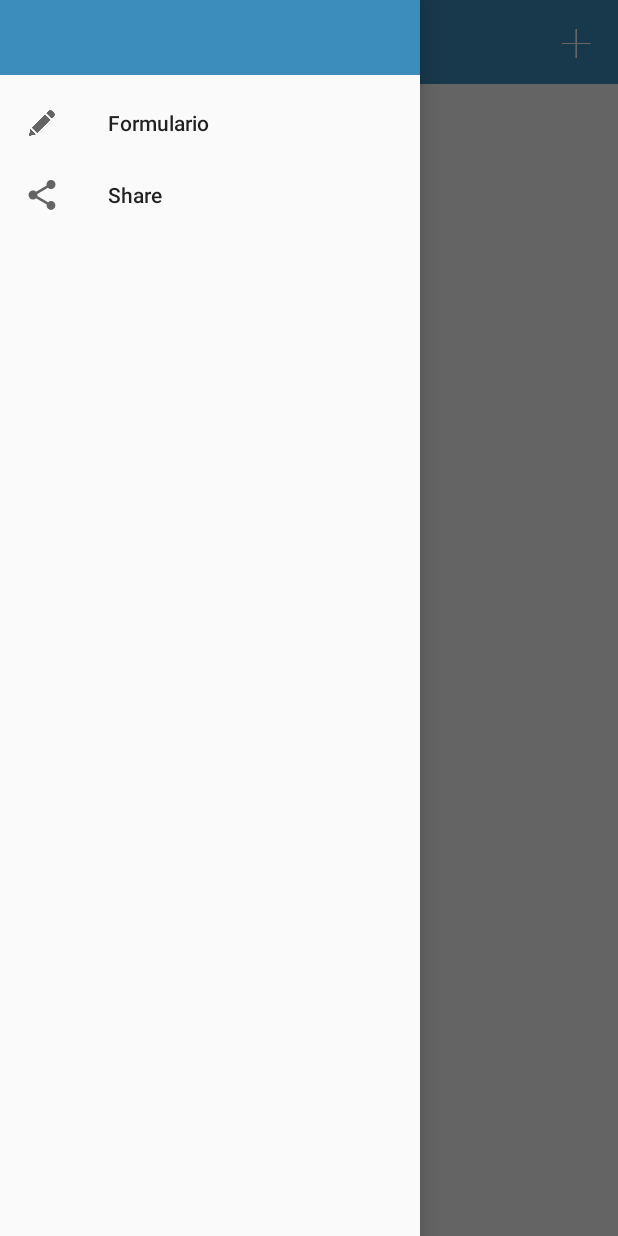
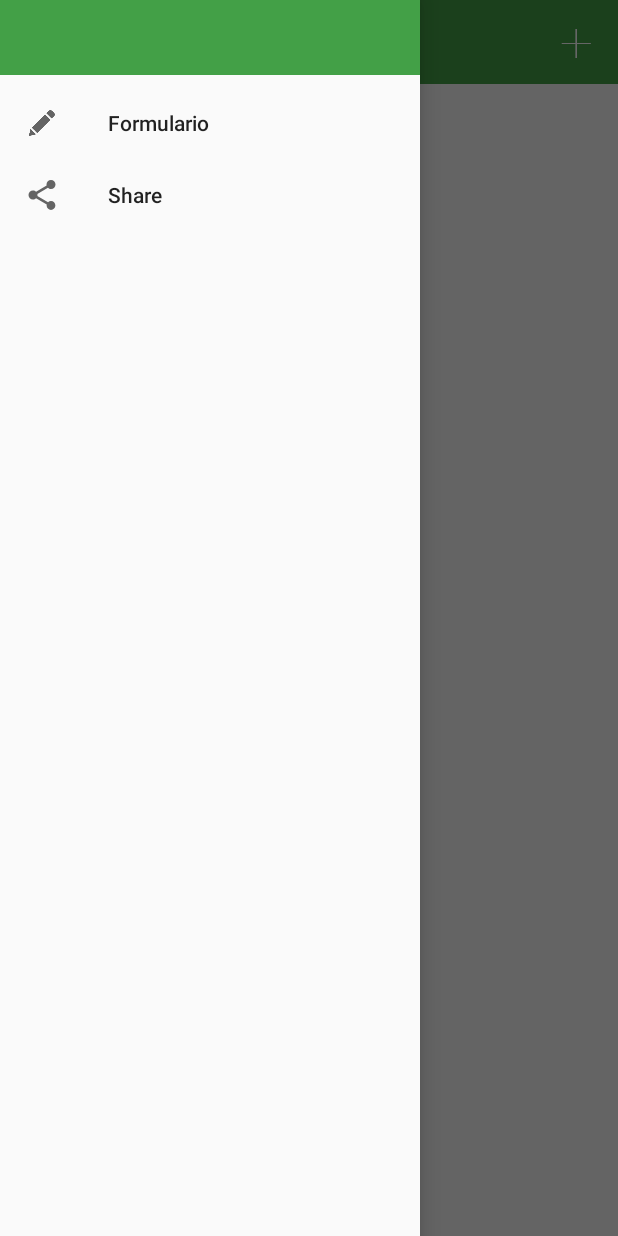
Before and after one commit to uiliannn/Agrisense, an Android app: the MainActivity screen opened directly, with no data from a screen before it, with the side drawer open, on a phone screen of 412 x 824 dp. Run offline under Robolectric (Android 15) with nearby library versions, the light colour scheme and no system bars; Roboto replaces fonts that are not available here; 6 statements that could not run were skipped.

Commit message:
Add icon and colors

```diff
--- a/app/src/main/java/startup/androidapp/agrisense/formulario/Controllers/SplashController.java
+++ b/app/src/main/java/startup/androidapp/agrisense/formulario/Controllers/SplashController.java
@@ -19,7 +19,7 @@ public class SplashController {
         Thread timerThread = new Thread() {
             public void run() {
                 try {
-                    sleep(3000);
+                    sleep(5000);
                 }
                 catch (InterruptedException e) {
                     e.printStackTrace();
--- a/app/src/main/res/values/colors.xml
+++ b/app/src/main/res/values/colors.xml
@@ -1,8 +1,8 @@
 <?xml version="1.0" encoding="utf-8"?>
 <resources>
-    <color name="colorPrimary">#3c8dbc</color>
-    <color name="colorPrimaryLight">#6f9bb5</color>
-    <color name="colorPrimaryDark">#0a71ad</color>
+    <color name="colorPrimary">#43a047</color>
+    <color name="colorPrimaryLight">#76d275</color>
+    <color name="colorPrimaryDark">#00701a</color>
     <color name="colorAccent">#3c8dbc</color>
     <color name="colorLightGray">#a6abae</color>
     <color name="colorGray">#495C67</color>
```
Also changed, not shown: app/src/main/res/layout/activity_splash.xml (+14 -4 lines), app/src/main/res/drawable-hdpi/ic_icrud.png, app/src/main/res/drawable-hdpi/splash_ciptaweb.png (deleted), app/src/main/res/drawable-mdpi/ic_icrud.png, app/src/main/res/drawable-mdpi/splash_ciptaweb.png (deleted), app/src/main/res/drawable-xhdpi/ic_icrud.png, app/src/main/res/drawable-xhdpi/splash_ciptaweb.png (deleted).
